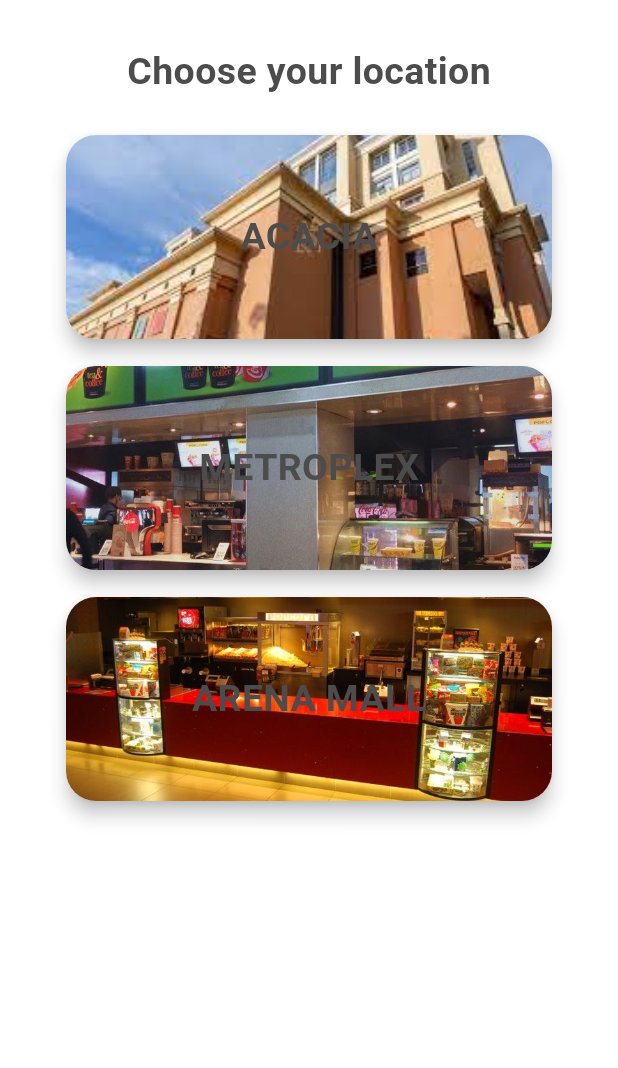
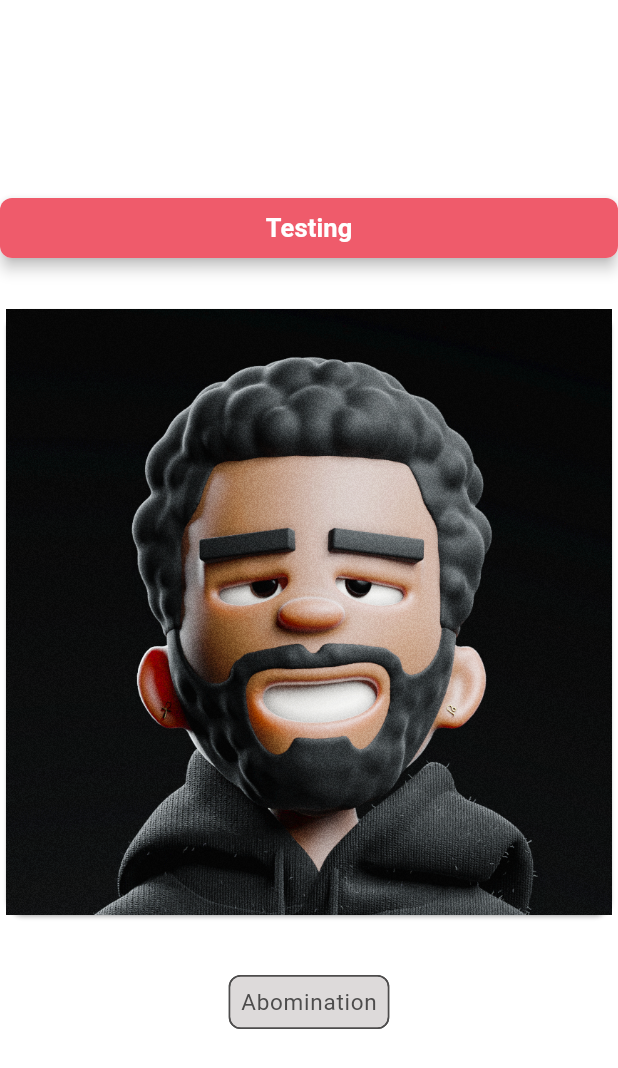
Before and after one commit to nsenji/tikets-plus, a Flutter app: the screen it shows after launch, on a phone screen of 412 x 824 dp. Shown: the top 1068 px of the screen. Run offline on Flutter 3.47's test engine with Material 2 defaults, Android fonts, the phone set to English and light mode, and no system bars; our stand-ins replace get, google_fonts, qr_flutter.

Commit message:
created some custom_widgets

```diff
--- /dev/null
+++ b/lib/Custom_widgets/filter_chip.dart
@@ -0,0 +1,35 @@
+import 'package:flutter/material.dart';
+import 'package:flutter/src/widgets/framework.dart';
+import 'package:flutter/src/widgets/placeholder.dart';
+
+class ChipFilter extends StatefulWidget {
+  final String label;
+  final VoidCallback onpressed;
+
+  const ChipFilter({super.key, required this.label, required this.onpressed});
+
+  @override
+  State<ChipFilter> createState() => _ChipFilterState();
+}
+
+class _ChipFilterState extends State<ChipFilter> {
+  var isSelected = false;
+  @override
+  Widget build(BuildContext context) {
+    var theme = Theme.of(context);
+    return FilterChip(
+      padding: EdgeInsets.only(top: 6,bottom: 6),
+      labelStyle: isSelected ? theme.textTheme.labelMedium:theme.textTheme.labelSmall,
+      backgroundColor: theme.disabledColor,
+      selectedColor: theme.primaryColor,
+      selected: isSelected,
+      label: Text(widget.label),
+      onSelected: (bool) {
+        setState(() {
+          isSelected = !isSelected;
+        });
+        widget.onpressed;
+      },
+    );
+  }
+}
--- a/lib/Custom_widgets/location_widget.dart
+++ /dev/null
@@ -1,40 +0,0 @@
-import 'package:flutter/material.dart';
-
-class LocationCard extends StatelessWidget {
-  final String image;
-  final String locationName;
-  const LocationCard({
-    super.key,
-    required this.locationName,
-    required this.image,
-  });
-
-  @override
-  Widget build(BuildContext context) {
-    return Card(
-      elevation: 5,
-      // shadowColor: Colors.white,
-      shape: RoundedRectangleBorder(borderRadius: BorderRadius.circular(20)),
-      child: Container(
-        decoration: BoxDecoration(
-          borderRadius: BorderRadius.circular(20),
-          image: DecorationImage(
-            image: AssetImage("assets/$image"),
-            fit: BoxFit.cover,
-          ),
-        ),
-        child: Padding(
-          padding: const EdgeInsets.all(50),
-          child: Center(
-            child: Text(locationName,
-                style: const TextStyle(
-                    fontWeight: FontWeight.bold,
-                    fontSize: 25)),
-          ),
-        ),
-      ),
-    );
-  }
-
-
-}
--- /dev/null
+++ b/lib/Custom_widgets/movie_card.dart
@@ -0,0 +1,23 @@
+import 'package:flutter/material.dart';
+import 'package:flutter/src/widgets/framework.dart';
+import 'package:flutter/src/widgets/placeholder.dart';
+
+class MovieCard extends StatefulWidget {
+  final String image;
+  const MovieCard({super.key, required this.image});
+
+  @override
+  State<MovieCard> createState() => _MovieCardState();
+}
+
+class _MovieCardState extends State<MovieCard> {
+  @override
+  Widget build(BuildContext context) {
+    return Card(
+      child: Image.asset(
+        widget.image,
+        fit: BoxFit.contain,
+      ),
+    );
+  }
+}
--- /dev/null
+++ b/lib/Custom_widgets/red_button.dart
@@ -0,0 +1,40 @@
+import 'package:flutter/material.dart';
+import 'package:flutter/src/widgets/framework.dart';
+import 'package:flutter/src/widgets/placeholder.dart';
+
+class Button extends StatefulWidget {
+  final String text;
+  final VoidCallback onpressed;
+  const Button(
+      {super.key,
+      required this.text,
+      required this.onpressed,
+      });
+
+  @override
+  State<Button> createState() => _ButtonState();
+}
+
+class _ButtonState extends State<Button> {
+  @override
+  Widget build(BuildContext context) {
+    var theme = Theme.of(context);
+    return InkWell(
+      onTap: widget.onpressed,
+      child: Material(
+        borderRadius: BorderRadius.circular(8),
+        elevation: 4,
+        child: Container(
+            decoration: BoxDecoration(
+                borderRadius: BorderRadius.circular(8),
+                color: theme.primaryColor),
+            height: 40,
+            child: Center(
+                child: Text(
+              widget.text,
+              style: theme.textTheme.labelLarge,
+            ))),
+      ),
+    );
+  }
+}
--- a/lib/main.dart
+++ b/lib/main.dart
@@ -2,7 +2,7 @@
 import 'package:cinema_tikets/notifiers/for_acacia/movie_notifier.dart';
 import 'package:cinema_tikets/notifiers/for_metro/seat_number_notifier-metro.dart';
 import 'package:cinema_tikets/notifiers/for_metro/taken_seat_notifier_metro.dart';
-import 'package:cinema_tikets/pages/app_pages/cinema_location.dart';
+import 'package:cinema_tikets/pages/app_pages/home.dart';
 import 'package:cinema_tikets/notifiers/for_acacia/location.dart';
 import 'package:cinema_tikets/notifiers/for_acacia/time.dart';
 import 'package:cinema_tikets/notifiers/for_acacia/title_image_provider.dart';
@@ -60,7 +60,7 @@
         darkTheme: darkThemeData(context),
         themeMode: ThemeMode.light,
         debugShowCheckedModeBanner: false,
-        home: const Location());
+        home: const Home());
   }
 
 
--- a/lib/pages/app_pages/cinema_location.dart
+++ /dev/null
@@ -1,74 +0,0 @@
-import 'package:cinema_tikets/pages/app_pages/home_page.dart';
-import 'package:flutter/material.dart';
-
-import '../../Custom_widgets/location_widget.dart';
-
-class Location extends StatelessWidget {
-  const Location({Key? key}) : super(key: key);
-
-  @override
-  Widget build(BuildContext context) {
-    return Scaffold(
-      body: SingleChildScrollView(
-        child: Center(
-          child: Padding(
-            padding: const EdgeInsets.only(left: 40,right: 40),
-            child: Column(
-              crossAxisAlignment: CrossAxisAlignment.center,
-              children: [
-                const SizedBox(height: 10),
-                Container(
-                  padding: const EdgeInsets.all(20),
-                  child: const Text(
-                    "Choose your location",
-                    style: TextStyle(
-                        fontWeight: FontWeight.bold,
-                        fontSize: 25),
-                  ),
-                ),
-                InkWell(
-                    onTap: () {
-                      Navigator.push(
-                          context,
-                          MaterialPageRoute(
-                              builder: (context) =>
-                                  const HomePage(location: 'ACACIA')));
-                    },
-                    child: const LocationCard(
-                      locationName: 'ACACIA',
-                      image: 'acacia.jpg',
-                    )),
-                const SizedBox(height: 10),
-                InkWell(
-                    onTap: () {
-                      Navigator.push(
-                          context,
-                          MaterialPageRoute(
-                              builder: (context) =>
-                                  const HomePage(location: 'METROPLEX')));
-                    },
-                    child: const LocationCard(
-                      locationName: 'METROPLEX',
-                      image: 'metro_place.jpg',
-                    )),
-                const SizedBox(height: 10),
-                InkWell(
-                    onTap: () {
-                      Navigator.push(
-                          context,
-                          MaterialPageRoute(
-                              builder: (context) =>
-                                  const HomePage(location: 'ARENA MALL')));
-                    },
-                    child: const LocationCard(
-                      locationName: 'ARENA MALL',
-                      image: 'arena_place.jpg',
-                    )),
-              ],
-            ),
-          ),
-        ),
-      ),
-    );
-  }
-}
--- /dev/null
+++ b/lib/pages/app_pages/home.dart
@@ -0,0 +1,36 @@
+import 'package:cinema_tikets/Custom_widgets/filter_chip.dart';
+import 'package:flutter/material.dart';
+
+import '../../Custom_widgets/movie_card.dart';
+import '../../Custom_widgets/red_button.dart';
+
+class Home extends StatelessWidget {
+  const Home({Key? key}) : super(key: key);
+
+  @override
+  Widget build(BuildContext context) {
+    return Scaffold(
+        body: Center(
+      child: SingleChildScrollView(
+        child: Column(
+          children: [
+            Button(
+              text: 'Testing',
+              onpressed: () {},
+            ),
+            SizedBox(
+              height: 30,
+            ),
+            MovieCard(image: 'assets/nsenji.png',),
+            SizedBox(
+              height: 30,
+            ),
+            ChipFilter(label: 'Abomination',onpressed: () {
+
+            },)
+          ],
+        ),
+      ),
+    ));
+  }
+}
--- a/lib/utils/custom_theme.dart
+++ b/lib/utils/custom_theme.dart
@@ -36,6 +36,7 @@
   ThemeData lightThemeData(BuildContext context) {
     return ThemeData(
       primaryColor: const Color(0xFFEF5B6B),
+      disabledColor: Color.fromARGB(255, 221, 218, 218),
       useMaterial3: true,
       dialogBackgroundColor: const Color(0xFFFFFFFF),
       cardColor: const Color(0xFFFFFFFF),
@@ -56,6 +57,11 @@
       textTheme: textTheme(context),
       appBarTheme: appBarTheme(context),
       colorScheme: darkThemeColors(context),
+      elevatedButtonTheme: ElevatedButtonThemeData(
+        style: ElevatedButton.styleFrom(
+          backgroundColor: Color(0xFFEF5B6B)
+        )
+      )
     );
   }
 
@@ -76,10 +82,12 @@
           fontWeight: FontWeight.normal,
           fontSize: 10,
           color: const Color(0x2983FFFF)),
+      labelLarge: Constants.appFont
+          .copyWith(fontWeight: FontWeight.bold, fontSize: 17,color: Colors.white),
       labelMedium: Constants.appFont
-          .copyWith(fontWeight: FontWeight.normal, fontSize: 14),
+          .copyWith(fontWeight: FontWeight.normal, fontSize: 15,color: Colors.white),
       labelSmall: Constants.appFont
-          .copyWith(fontWeight: FontWeight.normal, fontSize: 10),
+          .copyWith(fontWeight: FontWeight.normal, fontSize: 15, color: Color(0xFF4D4C4C)),
 
     );
   }
```
Also changed, not shown: 1 other file.
